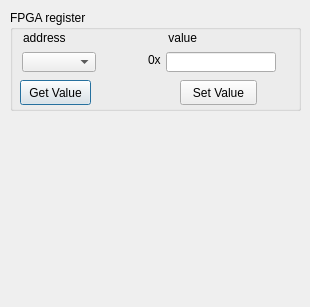
This is configurator/registeredit.ui in minerva-tech/vtrpk-arm-enc-app as Qt 5 draws it before an edit. The edited form follows.
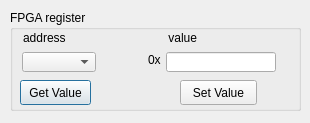
This is the edited form.

Commit message: UI Changed. AE ena control add

The edit to the form file:
```diff
--- a/configurator/registeredit.ui
+++ b/configurator/registeredit.ui
@@ -7,7 +7,7 @@
     <x>0</x>
     <y>0</y>
     <width>310</width>
-    <height>307</height>
+    <height>123</height>
    </rect>
   </property>
   <property name="minimumSize">
```
The commit also changes 6 other files.
